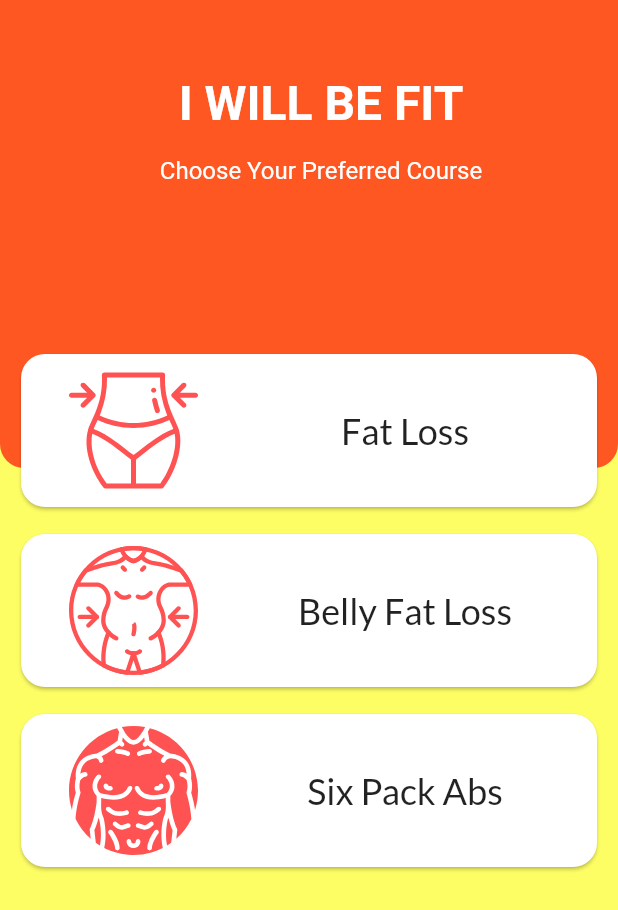
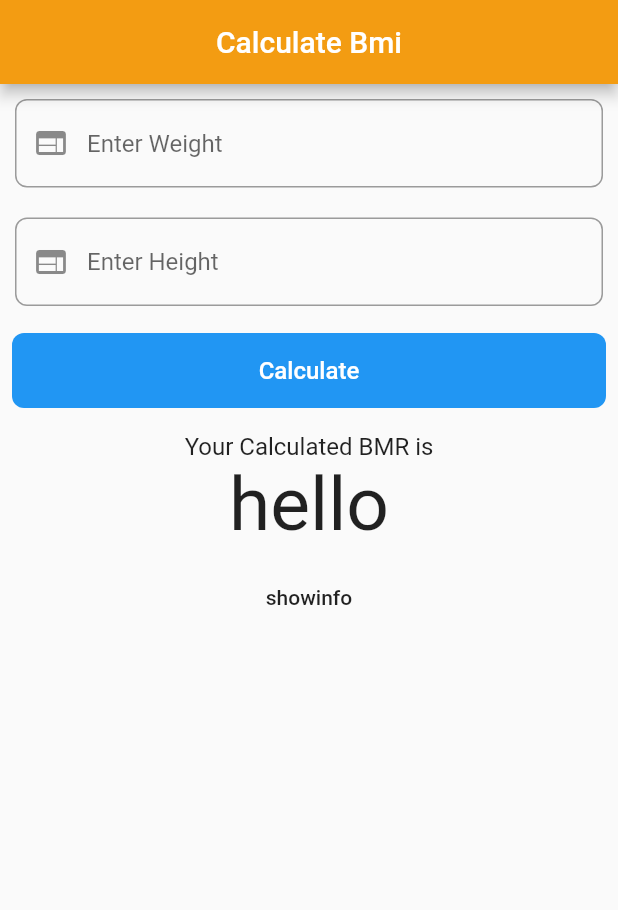
Before and after one commit to gat786/iwbf, a Flutter app: the screen it shows after launch, on a phone screen of 412 x 824 dp. Shown: the top 910 px of the screen. Run offline on Flutter 3.47's test engine with Material 2 defaults, Android fonts, the phone set to English and light mode, and no system bars; our stand-ins replace flutter_svg.

Commit message:
bmi and bmr page creation started

```diff
--- a/lib/data/colors.dart
+++ b/lib/data/colors.dart
@@ -1,3 +1,7 @@
 import 'package:flutter/material.dart';
 
 Color primary = Color.fromARGB(255,243, 156, 18);
+
+Color lightYellow = Colors.yellowAccent.withOpacity(0.6);
+
+Color appBar = Color.fromARGB(255,243, 156, 18);
--- /dev/null
+++ b/lib/data/drawer_icons.dart
@@ -0,0 +1,15 @@
+import 'package:flutter/material.dart';
+
+Image select = Image.asset(
+    "assets/icons/select.png",
+  height: 25,
+);
+Image reminder = Image.asset("assets/icons/reminder.png",
+  height: 25,
+);
+Image bmi = Image.asset("assets/icons/bmi.png",
+  height: 25,
+);
+Image bmr = Image.asset("assets/icons/bmr.png",
+  height: 25,
+);
--- /dev/null
+++ b/lib/data/random_data.dart
@@ -0,0 +1,12 @@
+var bmi_message = "BMR or basal metabloc Ratio is a your minimum calorie expenditure rate,"
+    " the rate at which you must expend calories in order to stay alive.Your BMR assumes youre"
+    " in the post absorptive phase of digestion, meaning you aren’t digesting food. \n"
+    "Youll typically need to know your bmr when you design a weight loss plan so that you "
+    "ca predict your weiht loss rate.you can calculate your bmr from your age , height and wight"
+    " by using a gender specific formula. \n"+
+    " Bmr is bare minimum number of calories needed if you were to stay on the couch all day and do "
+        "nothing . your bmr decreases as you age. It also decreases in response to eating less food "
+        "in an effort to loose weight.\n Your bmr naturally slows"+
+    "down in later days. If weight loss is your goal, eat lrger meals earlier in the day when metabolism"
+        " is high. Keep in mind that bmr formula gives you the bare minimum calorie intake."
+        "Active women require additional calories ";
--- a/lib/main.dart
+++ b/lib/main.dart
@@ -1,8 +1,10 @@
 import 'package:flutter/material.dart';
-import 'package:iwbf/pages/detailed_day_view.dart';
+import 'package:iwbf/pages/calculate_bmi.dart';
+import 'package:iwbf/pages/calculate_bmr.dart';
 
 import 'package:iwbf/pages/fitness_schemes.dart';
-import 'package:iwbf/pages/single_exercise_detailed.dart';
+
+
 import 'package:iwbf/pages/splashscreen.dart';
 
 void main() => runApp(MyApp());
@@ -15,10 +17,12 @@ class MyApp extends StatelessWidget {
 
       debugShowCheckedModeBanner: false,
 
-      home: HomePage(),
+      home: CalculateBmi(),
 
       routes: <String,WidgetBuilder> {
         '/select': (BuildContext context) => FitnessScheme(),
+        '/bmi': (BuildContext context) => CalculateBmi(),
+        '/bmr': (BuildContext context) => CalculateBmr(),
       },
 
     );
--- /dev/null
+++ b/lib/pages/calculate_bmi.dart
@@ -0,0 +1,167 @@
+import 'package:flutter/material.dart';
+import 'package:iwbf/data/colors.dart';
+import 'package:iwbf/data/drawer_icons.dart';
+import 'package:iwbf/data/random_data.dart';
+
+class CalculateBmi extends StatefulWidget {
+  @override
+  CalculateBmiState createState() {
+    return new CalculateBmiState();
+  }
+}
+
+class CalculateBmiState extends State<CalculateBmi> {
+  @override
+  Widget build(BuildContext context) {
+    return Scaffold(
+
+      body: Material(
+        child: Container(
+          height: MediaQuery.of(context).size.height,
+
+             child:ListView(
+
+                  children: <Widget>[
+
+                    Container(
+                      padding: EdgeInsets.all(10.0),
+                      child: Center(
+                        child: TextFormField(
+                          decoration: InputDecoration(
+                            border: OutlineInputBorder(
+                              borderRadius: BorderRadius.all(Radius.circular(8.0))
+                            ),
+                            hintText: "Enter Weight",
+                            prefixIcon: Icon(Icons.web)
+                          ),
+                          keyboardType: TextInputType.numberWithOptions(),
+                        ),
+                      ),
+                    ),
+
+                   Container(
+                      padding: EdgeInsets.all(10.0),
+                      child: Center(
+                        child: TextFormField(
+                          decoration: InputDecoration(
+                            border: OutlineInputBorder(
+                                borderRadius: BorderRadius.all(Radius.circular(8.0))
+                            ),
+                            hintText: "Enter Height",
+                            prefixIcon: Icon(Icons.web),
+                          ),
+                          keyboardType: TextInputType.numberWithOptions(),
+                        ),
+                      ),
+                    ),
+
+
+                    Padding(
+                      padding: const EdgeInsets.all(8.0),
+
+                      child: FlatButton(
+                        color: Colors.blue,
+                        child: Container(
+                          width: 100,
+                          height: 50,
+                          child: Center(
+                            child: Text(
+                              "Calculate",
+                              style: TextStyle(
+                                color: Colors.white,
+                                fontSize: 16.0
+                              ),
+                            ),
+                          ),
+                        ),
+                        onPressed: (){
+                          print("calculate");
+                        },
+                        shape: RoundedRectangleBorder(
+                          borderRadius: BorderRadius.all(Radius.circular(8.0))
+                        ),
+                      ),
+                    ),
+
+
+                    Container(
+                      child: calculateResult(),
+                    )
+
+                  ],
+
+                )
+        ),
+      ),
+
+
+      appBar: AppBar(
+        backgroundColor: primary,
+        title: Text("Calculate Bmi"),
+        centerTitle: true,
+      ),
+    );
+  }
+
+  calculateResult() {
+    return Padding(
+      padding: const EdgeInsets.all(8.0),
+      child: Container(
+
+        decoration: BoxDecoration(
+          borderRadius: BorderRadius.all(Radius.circular(16.0)),
+        ),
+
+        child: Column(
+          children: <Widget>[
+
+            Text(
+                "Your Calculated BMR is",
+              style: TextStyle(fontSize: 16.0),
+            ),
+
+
+            Text(
+                "hello",
+              style: TextStyle(fontSize: 50.0),
+            ),
+
+            Padding(
+              padding: const EdgeInsets.all(8.0),
+              child: FlatButton(onPressed: (){createDialog(context);}, child: Text("showinfo"))
+            )
+          ],
+        ),
+      ),
+    );
+  }
+
+
+  createDialog(context){
+    return showDialog(
+      context: context,
+      barrierDismissible: false,
+      builder: (context){
+        return AlertDialog(
+          title: Text("Information"),
+          content: ListView(
+            children: <Widget>[
+              Text(
+                  bmi_message
+              ),
+            ],
+          ),
+          actions: <Widget>[
+            FlatButton(
+                onPressed:
+                    (){
+                  Navigator.of(context).pop();
+                  },
+                child: Text("Close")
+            )
+          ],
+        );
+      }
+    );
+  }
+}
--- a/lib/pages/fitness_schemes.dart
+++ b/lib/pages/fitness_schemes.dart
@@ -1,6 +1,10 @@
 import 'package:flutter/material.dart';
 import 'package:flutter_svg/flutter_svg.dart';
+import 'package:iwbf/data/drawer_icons.dart';
 import 'package:iwbf/data/colors.dart';
+
+
+
 import 'package:iwbf/pages/scheduler.dart';
 
 
@@ -16,67 +20,133 @@ var message = "some random facts about the activity that is to be done in the pr
 
 
 class _FitnessSchemeState extends State<FitnessScheme> {
-  @override
-  Widget build(BuildContext context) {
-    return Scaffold(
-        // appBar: AppBar(
-        //   title: Text("Select Course"),
-        //   centerTitle: true,
-        //   backgroundColor: Color.fromARGB(255,243, 156, 18),
-        //   automaticallyImplyLeading: false,
-        // ),
-        body: MaterialApp(
-        debugShowCheckedModeBanner: false,
-        home: Material(
-          color: Colors.yellowAccent.withOpacity(0.6),
-          child: Stack(
-            children: [
 
-              Container(
+  _buildDrawer(context){
+    return Drawer(
 
-                height: MediaQuery.of(context).size.height / 2 - 100,
-                width: MediaQuery.of(context).size.width,
-
-                decoration: BoxDecoration(
-                  borderRadius: BorderRadius.only(
-                    bottomLeft: Radius.circular(16.0),
-                    bottomRight: Radius.circular(16.0),
-                  ),
-                  color: Colors.deepOrange,
-                ),
-
-                child: Padding(
-                  padding: EdgeInsets.only(top:50.0,left: 16.0),
-                  child: Column(
-                    mainAxisSize: MainAxisSize.max,
+      child: Container(
+        color: lightYellow,
+        child: ListView(
           children: <Widget>[
 
-                      Text(
-                        "I WILL BE FIT",
-                        style: TextStyle(
-                          color: Colors.white,
-                          fontSize: 32.0,
-                          fontWeight: FontWeight.bold
+            DrawerHeader(
+              child: Container(
+
               ),
             ),
 
-                      Padding(
-                        padding: const EdgeInsets.only(top: 16.0),
-                        child: Text(
-                          "Choose Your Preferred Course",
-                          style: TextStyle(
-                              color: Colors.white,
-                              fontSize: 16.0,
-                              fontWeight: FontWeight.normal
+            ListTile(
+              leading: select,
+              title: Text("Select Course"),
+              onTap: (){
+                Navigator.pop(context);
+              },
             ),
+
+            ListTile(
+              leading: reminder,
+              title: Text("Set a Reminder"),
+              onTap: (){
+                Navigator.popAndPushNamed(context, '/reminder');
+              },
             ),
+
+            ListTile(
+              leading: bmi,
+              title: Text("Calculate BMI"),
+              onTap: (){
+                Navigator.popAndPushNamed(context, '/bmi');
+              },
+            ),
+
+            ListTile(
+              leading: bmr,
+              title: Text("Calculate BMR"),
+              onTap: (){
+                Navigator.popAndPushNamed(context, '/bmr');
+              },
+            ),
+
+            ListTile(
+              leading: Icon(Icons.settings),
+              title: Text("Settings"),
+              onTap: (){
+
+              },
             ),
 
           ],
         ),
       ),
+    );
+  }
+
+  @override
+  Widget build(BuildContext context) {
+    return Scaffold(
+
+      drawer: _buildDrawer(context),
+       appBar: AppBar(
+         title: Text("Select Course"),
+
+         centerTitle: true,
+
+         backgroundColor: appBar,
+
 
        ),
+        body: MaterialApp(
+          debugShowCheckedModeBanner: false,
+          home: Material(
+            color: lightYellow,
+            child: Stack(
+              children: [
+
+    //              Container(
+    //
+    //                height: MediaQuery.of(context).size.height / 2 - 100,
+    //                width: MediaQuery.of(context).size.width,
+    //
+    //                decoration: BoxDecoration(
+    //                  borderRadius: BorderRadius.only(
+    //                    bottomLeft: Radius.circular(16.0),
+    //                    bottomRight: Radius.circular(16.0),
+    //                  ),
+    //                  color: Colors.deepOrange,
+    //                ),
+    //
+    //                child: Padding(
+    //                  padding: EdgeInsets.only(top:50.0,left: 16.0),
+    //                  child: Column(
+    //                    mainAxisSize: MainAxisSize.max,
+    //                    children: <Widget>[
+    //
+    //                      Text(
+    //                        "I WILL BE FIT",
+    //                        style: TextStyle(
+    //                          color: Colors.white,
+    //                          fontSize: 32.0,
+    //                          fontWeight: FontWeight.bold
+    //                        ),
+    //                      ),
+    //
+    //                      Padding(
+    //                        padding: const EdgeInsets.only(top: 16.0),
+    //                        child: Text(
+    //                          "Choose Your Preferred Course",
+    //                          style: TextStyle(
+    //                              color: Colors.white,
+    //                              fontSize: 16.0,
+    //                              fontWeight: FontWeight.normal
+    //                          ),
+    //                        ),
+    //                      ),
+    //
+    //                    ],
+    //                  ),
+    //                ),
+    //
+    //              ),
 
 
                 Column(
@@ -142,7 +212,7 @@ class _FitnessSchemeState extends State<FitnessScheme> {
 
 }
 
-Widget cardWidget(context,callback,{imagePath:null,cardTitle:null,message:null}){
+Widget cardWidget(context,callback,{imagePath,cardTitle,message}){
   return  Container(
     height: 120.0,
     width: MediaQuery.of(context).size.width,
--- a/lib/pages/splashscreen.dart
+++ b/lib/pages/splashscreen.dart
@@ -12,6 +12,7 @@ class HomePage extends StatelessWidget {
   Widget build(BuildContext context) {
     timeout(context);
     return Scaffold(
+
       body: Stack(children: <Widget>[
 
         Container(
@@ -73,7 +74,8 @@ class HomePage extends StatelessWidget {
 
 
 
-        ],)
+        ],
+        )
 
 
       );
```
Also changed, not shown: lib/pages/calculate_bmr.dart (added, +16 -0 lines), pubspec.yaml (+7 -1 lines), assets/icons/bmi.png (added), assets/icons/bmr.png (added), assets/icons/reminder.png (added), assets/icons/select.png (added). Lines whose indentation alone changed are shown as unchanged.
